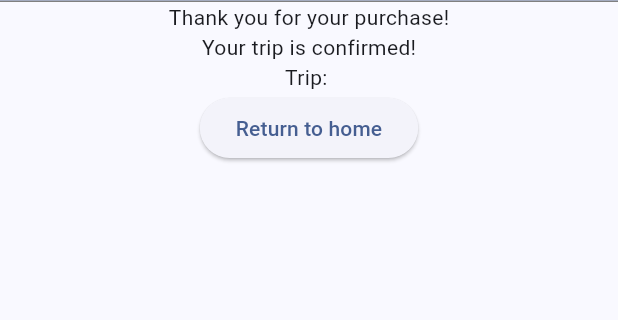
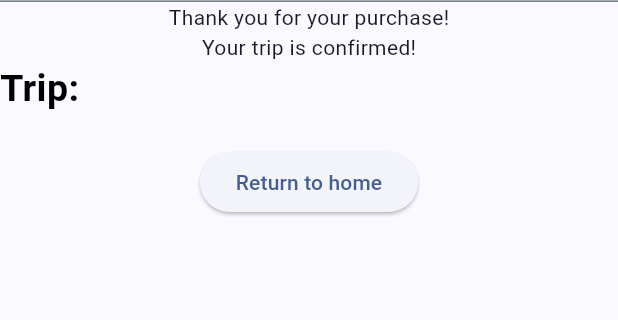
Before and after one commit to CSEN-SCU/csen-174-w24-project-tripsitter, a Flutter app: the ConfirmationPage screen opened directly with empty values, on a phone screen of 412 x 824 dp, the part 82-402 px from its top. Run offline on Flutter 3.47's test engine with Material 3 defaults, Android fonts, the phone set to English and light mode, and no system bars; our stand-ins replace animated_list_plus, cloud_firestore, csv, firebase_auth, firebase_core, firebase_storage and 8 more; missing offline and left inert: flutter_stripe, mapbox_gl; accounts and stored records are empty; Roboto replaces fonts that are missing (Kadwa).

Commit message:
decompose checkout

```diff
--- a/frontend/lib/components/checkout/trip_summary.dart
+++ b/frontend/lib/components/checkout/trip_summary.dart
@@ -1,69 +1,91 @@
 import 'package:flutter/material.dart';
+import 'package:google_fonts/google_fonts.dart';
+import 'package:provider/provider.dart';
 import 'package:tripsitter/classes/profile.dart';
 import 'package:tripsitter/classes/trip.dart';
+import 'package:tripsitter/components/checkout/activity_summary.dart';
+import 'package:tripsitter/components/checkout/car_summary.dart';
+import 'package:tripsitter/components/checkout/flight_summary.dart';
+import 'package:tripsitter/components/checkout/hotel_summary.dart';
 
 class TripSummary extends StatelessWidget {
   final Trip trip;
   final String uid;
   final List<UserProfile> profiles;
-  const TripSummary({required this.trip, required this.uid, required this.profiles, super.key});
+  final bool showSplit;
+  const TripSummary({required this.trip, required this.uid, required this.profiles, this.showSplit = true, super.key});
 
-  bool get split => trip.usingSplitPayments;
+  bool get split => trip.usingSplitPayments && showSplit;
 
   @override
   Widget build(BuildContext context) {
-    return Column(
-      children: [
-        Text("Trip: ${trip.name}"),
+    return MultiProvider(
+      providers: [
+        Provider.value(value: profiles),
+        Provider.value(value: split),
+      ],
+      child: Column(
+        crossAxisAlignment: CrossAxisAlignment.start,
+        children: [
+          Text("Trip: ${trip.name}", style: GoogleFonts.kadwa(
+            textStyle: const TextStyle(
+              color: Colors.black,
+              fontWeight: FontWeight.bold,
+              fontSize: 25,
+            ),
+          )),
+          Container(height: 20),
           if((split ? trip.flights.where((f) => f.members.contains(uid)) : trip.flights).isNotEmpty)
             ...[
-              Text("Flights: \$${split ? trip.userFlightsPrice(uid) : trip.flightsPrice}${split ? "" : " total"}"),
+              SummaryHeader("Flights: \$${split ? trip.userFlightsPrice(uid) : trip.flightsPrice}${split ? "" : " total"}", icon: Icons.flight_takeoff_rounded),
               for(var flight in (split ? trip.flights.where((f) => f.members.contains(uid)) : trip.flights))
-                ...[
-                  Text("${flight.departureAirport} -> ${flight.arrivalAirport} (${split ? (flight.userPrice(uid) == null ? "Unknown price" : "\$${flight.userPrice(uid)}") : (flight.price == null ? "Unknown price" : "\$${flight.price} total")})"),
-                  if(flight.pnr != null)
-                    Text("Confirmation number: ${flight.pnr}"),
-                  if(!split)
-                    Text(flight.members.map((e) => profiles.firstWhere((profile) => profile.id == e).name).join(", ")),
-                ],
-                Container(height: 10)
+                FlightSummary(flight: flight, price: split ? flight.userPrice(uid) : flight.price),
+              Container(height: 10)
             ],
           if((split ? trip.hotels.where((h) => h.members.contains(uid)) : trip.hotels).isNotEmpty)
             ...[
-              Text("Hotels: \$${split ? trip.userHotelsPrice(uid) : trip.hotelsPrice}${split ? "" : " total"}"),
+              SummaryHeader("Hotels: \$${split ? trip.userHotelsPrice(uid) : trip.hotelsPrice}${split ? "" : " total"}", icon: Icons.hotel_rounded),
               for(var hotel in (split ? trip.hotels.where((h) => h.members.contains(uid)) : trip.hotels))
-                ...[
-                  Text("${hotel.name} (${split ? (hotel.userPrice(uid) == null ? "Unknown price" : "\$${hotel.userPrice(uid)}") :(hotel.price == null ? "Unknown price" : "\$${hotel.price} total")})"),
-                  if(hotel.pnr != null)
-                    Text("Confirmation Number: ${hotel.pnr}"),
-                  if(!split)
-                    Text(hotel.members.map((e) => profiles.firstWhere((profile) => profile.id == e).name).join(", ")),
-                ],
+                HotelSummary(hotel: hotel, price: split ? hotel.userPrice(uid) : hotel.price),
               Container(height: 10)
             ],
           if((split ? trip.rentalCars.where((r) => r.members.contains(uid)) : trip.rentalCars).isNotEmpty)
             ...[
-              Text("Rental Cars: \$${split ? trip.userRentalCarsPrice(uid) : trip.rentalCarsPrice}${split ? "" : " total"}"),
+              SummaryHeader("Rental Cars: \$${split ? trip.userRentalCarsPrice(uid) : trip.rentalCarsPrice}${split ? "" : " total"}", icon: Icons.directions_car_rounded),
               for(var rentalCar in (split ? trip.rentalCars.where((r) => r.members.contains(uid)) : trip.rentalCars))
-                ...[
-                  Text("${rentalCar.name} (${split ? ("\$${rentalCar.userPrice(uid)}") : ("\$${rentalCar.price} total")})"),
-                  if(!split)
-                    Text(rentalCar.members.map((e) => profiles.firstWhere((profile) => profile.id == e).name).join(", ")),
-                ],
+                CarSummary(rentalCar: rentalCar, price: split ? rentalCar.userPrice(uid) : rentalCar.price),
               Container(height: 10)
             ],
           if((split ? trip.activities.where((a) => a.participants.contains(uid)) : trip.activities).isNotEmpty)
             ...[
-              Text("Activities: \$${split ? trip.userActivitiesPrice(uid) : trip.activitiesPrice} total"),
+              SummaryHeader("Activities: \$${split ? trip.userActivitiesPrice(uid) : trip.activitiesPrice} total", icon: Icons.stadium_rounded),
               for(var activity in (split ? trip.activities.where((a) => a.participants.contains(uid)) : trip.activities))
-                ...[
-                  Text("${activity.event.name} (${split ? (activity.userPrice(uid) == null ? "Unknown price" : "\$${activity.userPrice(uid)}") : (activity.price == null ? "Unknown price" : "\$${activity.price} total")})"),
-                  if(!split)
-                    Text(activity.participants.map((e) => profiles.firstWhere((profile) => profile.id == e).name).join(", ")),
-                ],
+                ActivitySummary(activity: activity, price: split ? activity.userPrice(uid) : activity.price),
               Container(height: 10)
             ],
-      ],
+        ],
+      ),
     );
   }
 }
+
+class SummaryHeader extends StatelessWidget {
+  final String title;
+  final IconData? icon;
+  const SummaryHeader(this.title, {this.icon,super.key});
+
+  @override
+  Widget build(BuildContext context) {
+    return Row(
+      crossAxisAlignment: CrossAxisAlignment.center,
+      children: [
+        Text(title, style: const TextStyle(fontSize: 20, fontWeight: FontWeight.bold, decoration: TextDecoration.underline)),
+        if(icon != null)
+          Padding(
+            padding: const EdgeInsets.only(left: 8.0),
+            child: Icon(icon, size: 30),
+          ),
+      ]
+    );
+  }
+}
--- a/frontend/lib/components/trip_dash.dart
+++ b/frontend/lib/components/trip_dash.dart
@@ -1,4 +1,4 @@
-// ignore_for_file: prefer_const_constructors
+// ignore_for_file: prefer_const_constructors, use_build_context_synchronously
 
 import 'package:csv/csv.dart';
 import 'package:flutter/material.dart';
--- a/frontend/lib/components/trip_side_column.dart
+++ b/frontend/lib/components/trip_side_column.dart
@@ -178,8 +178,8 @@ class _TripSideColumnState extends State<TripSideColumn> {
               ]
           ));
         },
-        icon: Icon(Icons.delete),
-        label: Text("Delete Trip")
+        icon: const Icon(Icons.delete),
+        label: const Text("Delete Trip")
       )
     ]);
   }
--- a/frontend/lib/pages/update_profile.dart
+++ b/frontend/lib/pages/update_profile.dart
@@ -10,7 +10,6 @@ import 'package:flutter/material.dart';
 import 'package:image_picker/image_picker.dart';
 import 'package:intl/intl.dart';
 import 'package:intl_phone_field/intl_phone_field.dart';
-import 'package:provider/provider.dart';
 import 'package:tripsitter/classes/city.dart';
 import 'package:tripsitter/classes/profile.dart';
 import 'package:tripsitter/helpers/data.dart';
@@ -166,8 +165,6 @@ class _UpdateProfileState extends State<UpdateProfile> {
 //text field widgit
   @override
   Widget build(BuildContext context) {
-    User? user = Provider.of<User?>(
-        context); //built in firebase stuff to get ID is who is currently using it
     if (profile == null) {
       return Center(
           child: ConstrainedBox(
```
Also changed, not shown: frontend/lib/components/checkout/activity_summary.dart (added, +23 -0 lines), frontend/lib/components/checkout/car_summary.dart (added, +23 -0 lines), frontend/lib/components/checkout/checkout.dart (+3 -4 lines), frontend/lib/components/checkout/flight_summary.dart (added, +25 -0 lines), frontend/lib/components/checkout/hotel_summary.dart (added, +25 -0 lines), frontend/lib/components/trip_console_dot.dart (+4 -4 lines).
